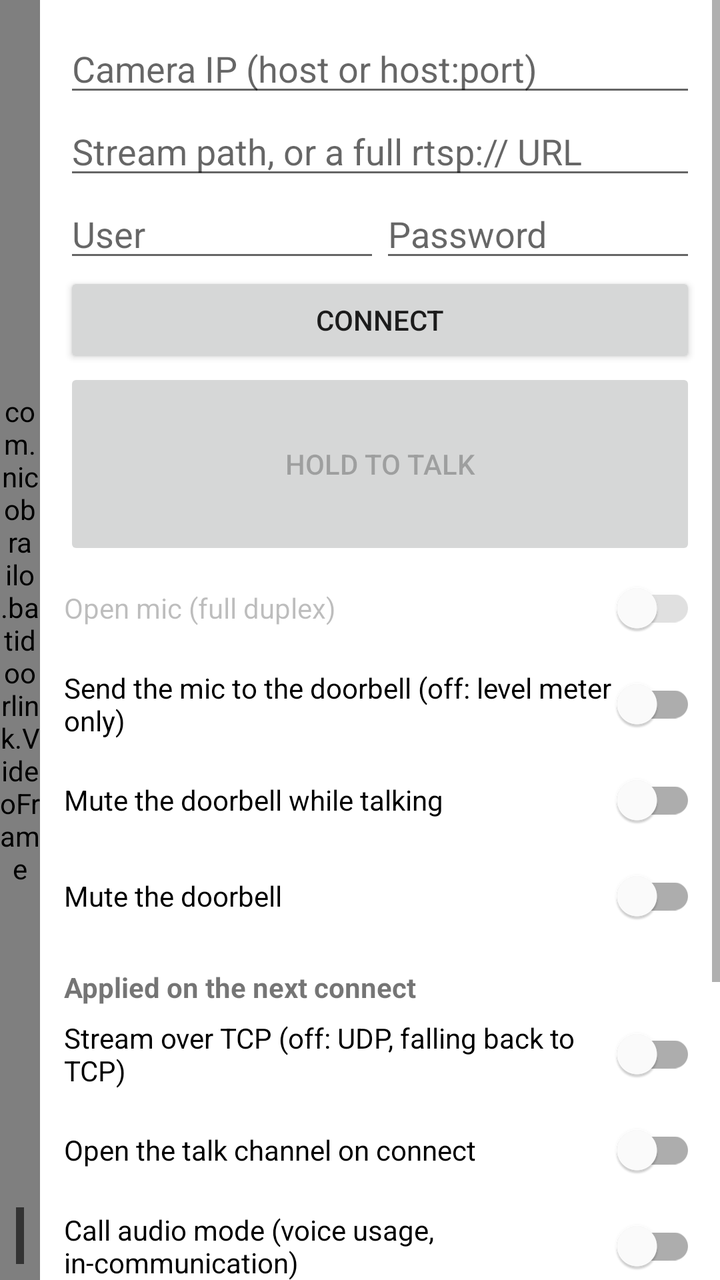
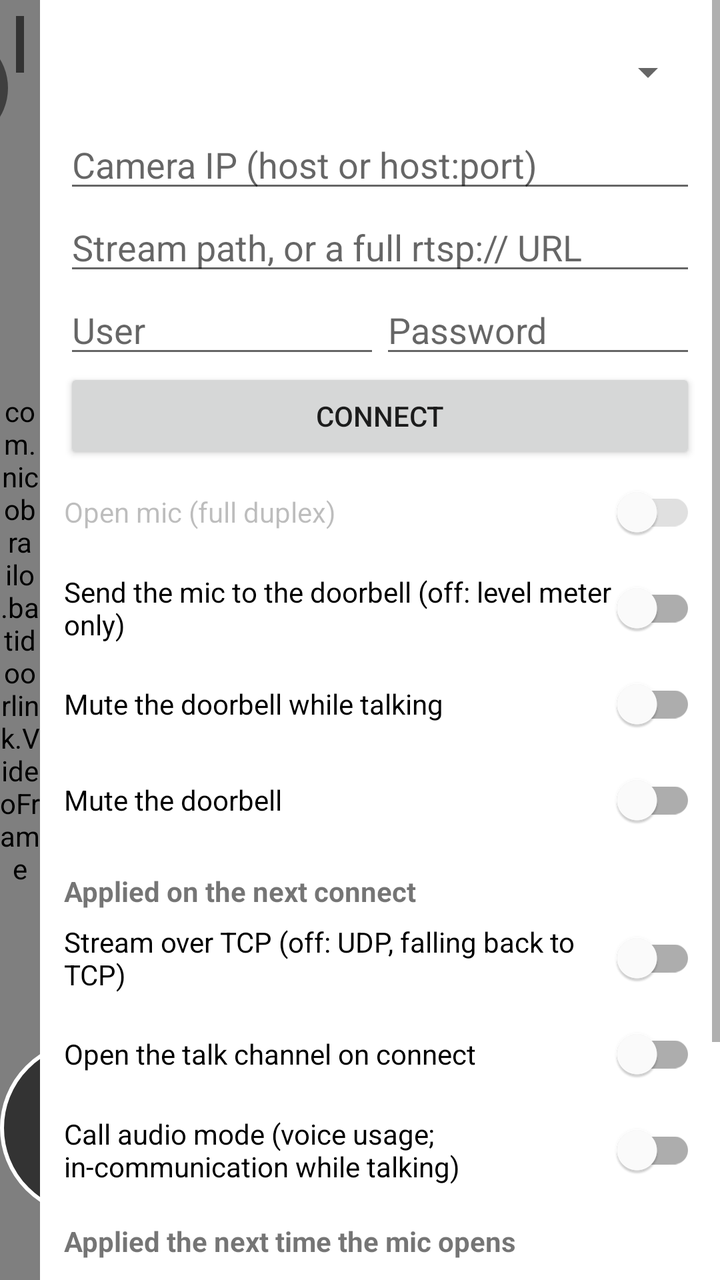

An Android layout rendered at two revisions. The XML below is the earlier revision; the diff shows what the commit changed to produce the second picture.
<!-- AndroidManifest.xml: application theme Theme.BatiDoorLink -->
<!-- res/layout/activity_main.xml -->
<?xml version="1.0" encoding="utf-8"?>
<LinearLayout xmlns:android="http://schemas.android.com/apk/res/android"
    android:layout_width="match_parent"
    android:layout_height="match_parent"
    android:background="#000000"
    android:orientation="horizontal">

    <FrameLayout
        android:layout_width="0dp"
        android:layout_height="match_parent"
        android:layout_weight="1">

        <com.nicobrailo.batidoorlink.VideoFrame
            android:id="@+id/video_frame"
            android:layout_width="match_parent"
            android:layout_height="match_parent">

            <SurfaceView
                android:id="@+id/video"
                android:layout_width="match_parent"
                android:layout_height="match_parent" />
        </com.nicobrailo.batidoorlink.VideoFrame>

        <TextView
            android:id="@+id/status"
            android:layout_width="wrap_content"
            android:layout_height="wrap_content"
            android:layout_gravity="bottom|start"
            android:layout_margin="8dp"
            android:background="#99000000"
            android:fontFamily="monospace"
            android:padding="6dp"
            android:textColor="#FFFFFF"
            android:textSize="12sp" />
    </FrameLayout>

    <ScrollView
        android:layout_width="340dp"
        android:layout_height="match_parent"
        android:background="?android:attr/colorBackground">

        <LinearLayout
            android:layout_width="match_parent"
            android:layout_height="wrap_content"
            android:orientation="vertical"
            android:padding="12dp">

            <EditText
                android:id="@+id/host"
                android:layout_width="match_parent"
                android:layout_height="wrap_content"
                android:hint="Camera IP (host or host:port)"
                android:importantForAutofill="no"
                android:inputType="textUri" />

            <EditText
                android:id="@+id/stream"
                android:layout_width="match_parent"
                android:layout_height="wrap_content"
                android:hint="Stream path, or a full rtsp:// URL"
                android:importantForAutofill="no"
                android:inputType="textUri" />

            <LinearLayout
                android:layout_width="match_parent"
                android:layout_height="wrap_content"
                android:orientation="horizontal">

                <EditText
                    android:id="@+id/user"
                    android:layout_width="0dp"
                    android:layout_height="wrap_content"
                    android:layout_weight="1"
                    android:hint="User"
                    android:importantForAutofill="no"
                    android:inputType="text" />

                <EditText
                    android:id="@+id/password"
                    android:layout_width="0dp"
                    android:layout_height="wrap_content"
                    android:layout_weight="1"
                    android:hint="Password"
                    android:importantForAutofill="no"
                    android:inputType="textPassword" />
            </LinearLayout>

            <Button
                android:id="@+id/connect"
                android:layout_width="match_parent"
                android:layout_height="wrap_content"
                android:text="Connect" />

            <Button
                android:id="@+id/hold_to_talk"
                android:layout_width="match_parent"
                android:layout_height="96dp"
                android:enabled="false"
                android:text="Hold to talk" />

            <com.google.android.material.switchmaterial.SwitchMaterial
                android:id="@+id/open_mic"
                android:layout_width="match_parent"
                android:layout_height="wrap_content"
                android:enabled="false"
                android:text="Open mic (full duplex)" />

            <com.google.android.material.switchmaterial.SwitchMaterial
                android:id="@+id/send_mic"
                android:layout_width="match_parent"
                android:layout_height="wrap_content"
                android:text="Send the mic to the doorbell (off: level meter only)" />

            <com.google.android.material.switchmaterial.SwitchMaterial
                android:id="@+id/half_duplex"
                android:layout_width="match_parent"
                android:layout_height="wrap_content"
                android:text="Mute the doorbell while talking" />

            <com.google.android.material.switchmaterial.SwitchMaterial
                android:id="@+id/mute_doorbell"
                android:layout_width="match_parent"
                android:layout_height="wrap_content"
                android:text="Mute the doorbell" />

            <TextView
                android:layout_width="match_parent"
                android:layout_height="wrap_content"
                android:layout_marginTop="12dp"
                android:text="Applied on the next connect"
                android:textStyle="bold" />

            <com.google.android.material.switchmaterial.SwitchMaterial
                android:id="@+id/use_tcp"
                android:layout_width="match_parent"
                android:layout_height="wrap_content"
                android:text="Stream over TCP (off: UDP, falling back to TCP)" />

            <com.google.android.material.switchmaterial.SwitchMaterial
                android:id="@+id/talk_on_connect"
                android:layout_width="match_parent"
                android:layout_height="wrap_content"
                android:text="Open the talk channel on connect" />

            <com.google.android.material.switchmaterial.SwitchMaterial
                android:id="@+id/comm_mode"
                android:layout_width="match_parent"
                android:layout_height="wrap_content"
                android:text="Call audio mode (voice usage, in-communication)" />

            <TextView
                android:layout_width="match_parent"
                android:layout_height="wrap_content"
                android:layout_marginTop="12dp"
                android:text="Applied the next time the mic opens"
                android:textStyle="bold" />

            <com.google.android.material.switchmaterial.SwitchMaterial
                android:id="@+id/voice_source"
                android:layout_width="match_parent"
                android:layout_height="wrap_content"
                android:text="Mic: voice communication source" />

            <com.google.android.material.switchmaterial.SwitchMaterial
                android:id="@+id/aec"
                android:layout_width="match_parent"
                android:layout_height="wrap_content"
                android:text="Echo canceller (if the device has one)" />

            <com.google.android.material.switchmaterial.SwitchMaterial
                android:id="@+id/ns"
                android:layout_width="match_parent"
                android:layout_height="wrap_content"
                android:text="Noise suppressor (if the device has one)" />
        </LinearLayout>
    </ScrollView>
</LinearLayout>
<!-- resources referenced by this layout -->
<resources>
  <style name="Theme.BatiDoorLink" parent="Theme.MaterialComponents.DayNight.NoActionBar" />
</resources>

<!-- the commit's change to res/layout/activity_main.xml (unified diff, before → after) -->
@@ -21,20 +21,65 @@
                 android:layout_height="match_parent" />
         </com.nicobrailo.batidoorlink.VideoFrame>
 
+        
         <TextView
             android:id="@+id/status"
             android:layout_width="wrap_content"
             android:layout_height="wrap_content"
-            android:layout_gravity="bottom|start"
+            android:layout_gravity="top|start"
             android:layout_margin="8dp"
             android:background="#99000000"
             android:fontFamily="monospace"
             android:padding="6dp"
             android:textColor="#FFFFFF"
             android:textSize="12sp" />
+
+        <ImageButton
+            android:id="@+id/toggle_panel"
+            android:layout_width="56dp"
+            android:layout_height="56dp"
+            android:layout_gravity="top|end"
+            android:layout_margin="16dp"
+            android:background="@drawable/overlay_button_background"
+            android:contentDescription="Settings"
+            android:padding="14dp"
+            android:scaleType="fitCenter"
+            android:src="@drawable/ic_settings" />
+
+        
+        <LinearLayout
+            android:id="@+id/call_buttons"
+            android:layout_width="wrap_content"
+            android:layout_height="wrap_content"
+            android:layout_gravity="bottom|center_horizontal"
+            android:layout_marginBottom="32dp"
+            android:orientation="horizontal">
+
+            <ImageButton
+                android:id="@+id/talk"
+                android:layout_width="88dp"
+                android:layout_height="88dp"
+                android:layout_marginEnd="96dp"
+                android:background="@drawable/talk_background"
+                android:contentDescription="Hold to talk"
+                android:padding="22dp"
+                android:scaleType="fitCenter"
+                android:src="@drawable/ic_mic" />
+
+            <ImageButton
+                android:id="@+id/hang_up"
+                android:layout_width="88dp"
+                android:layout_height="88dp"
+                android:background="@drawable/hang_up_background"
+                android:contentDescription="Hang up"
+                android:padding="20dp"
+                android:scaleType="fitCenter"
+                android:src="@drawable/ic_call_end" />
+        </LinearLayout>
     </FrameLayout>
 
     <ScrollView
+        android:id="@+id/panel"
         android:layout_width="340dp"
         android:layout_height="match_parent"
         android:background="?android:attr/colorBackground">
@@ -44,6 +89,12 @@
             android:layout_height="wrap_content"
             android:orientation="vertical"
             android:padding="12dp">
+
+            <Spinner
+                android:id="@+id/history"
+                android:layout_width="match_parent"
+                android:layout_height="wrap_content"
+                android:minHeight="48dp" />
 
             <EditText
                 android:id="@+id/host"
@@ -91,13 +142,6 @@
                 android:layout_height="wrap_content"
                 android:text="Connect" />
 
-            <Button
-                android:id="@+id/hold_to_talk"
-                android:layout_width="match_parent"
-                android:layout_height="96dp"
-                android:enabled="false"
-                android:text="Hold to talk" />
-
             <com.google.android.material.switchmaterial.SwitchMaterial
                 android:id="@+id/open_mic"
                 android:layout_width="match_parent"
@@ -146,7 +190,7 @@
                 android:id="@+id/comm_mode"
                 android:layout_width="match_parent"
                 android:layout_height="wrap_content"
-                android:text="Call audio mode (voice usage, in-communication)" />
+                android:text="Call audio mode (voice usage; in-communication while talking)" />
 
             <TextView
                 android:layout_width="match_parent"
<!-- resource entries referenced after the edit -->
@@ -1,5 +1,65 @@
 <!-- resources referenced by this layout -->
 <resources>
+  <!-- drawable hang_up_background (drawable) -->
+  <?xml version="1.0" encoding="utf-8"?>
+  <shape xmlns:android="http://schemas.android.com/apk/res/android"
+      android:shape="oval">
+      <solid android:color="#E53935" />
+  </shape>
+  <!-- drawable ic_call_end (drawable) -->
+  <?xml version="1.0" encoding="utf-8"?>
+  <vector xmlns:android="http://schemas.android.com/apk/res/android"
+      android:width="24dp"
+      android:height="24dp"
+      android:viewportWidth="24"
+      android:viewportHeight="24">
+      <path
+          android:fillColor="@android:color/white"
+          android:pathData="M12,9c-1.6,0 -3.15,0.25 -4.6,0.72v3.1c0,0.39 -0.23,0.74 -0.56,0.9 -0.98,0.49 -1.87,1.12 -2.66,1.85 -0.18,0.18 -0.43,0.28 -0.7,0.28 -0.28,0 -0.53,-0.11 -0.71,-0.29L0.29,13.08c-0.18,-0.17 -0.29,-0.42 -0.29,-0.7 0,-0.28 0.11,-0.53 0.29,-0.71C3.34,8.78 7.46,7 12,7s8.66,1.78 11.71,4.67c0.18,0.18 0.29,0.43 0.29,0.71 0,0.28 -0.11,0.53 -0.29,0.71l-2.48,2.48c-0.18,0.18 -0.43,0.29 -0.71,0.29 -0.27,0 -0.52,-0.11 -0.7,-0.28 -0.79,-0.74 -1.69,-1.36 -2.67,-1.85 -0.33,-0.16 -0.56,-0.5 -0.56,-0.9v-3.1C15.15,9.25 13.6,9 12,9z" />
+  </vector>
+  <!-- drawable ic_mic (drawable) -->
+  <?xml version="1.0" encoding="utf-8"?>
+  <vector xmlns:android="http://schemas.android.com/apk/res/android"
+      android:width="24dp"
+      android:height="24dp"
+      android:viewportWidth="24"
+      android:viewportHeight="24">
+      <path
+          android:fillColor="@android:color/white"
+          android:pathData="M12,14c1.66,0 2.99,-1.34 2.99,-3L15,5c0,-1.66 -1.34,-3 -3,-3S9,3.34 9,5v6c0,1.66 1.34,3 3,3zM17.3,11c0,3 -2.54,5.1 -5.3,5.1S6.7,14 6.7,11L5,11c0,3.41 2.72,6.23 6,6.72L11,21h2v-3.28c3.28,-0.48 6,-3.3 6,-6.72h-1.7z" />
+  </vector>
+  <!-- drawable overlay_button_background (drawable) -->
+  <?xml version="1.0" encoding="utf-8"?>
+  <shape xmlns:android="http://schemas.android.com/apk/res/android"
+      android:shape="oval">
+      <solid android:color="#80000000" />
+  </shape>
+  <!-- drawable talk_background (drawable) -->
+  <?xml version="1.0" encoding="utf-8"?>
+  <selector xmlns:android="http://schemas.android.com/apk/res/android">
+      <item android:state_enabled="false">
+          <shape android:shape="oval">
+              <solid android:color="#66000000" />
+              <stroke android:width="2dp" android:color="#55FFFFFF" />
+          </shape>
+      </item>
+      <item android:state_pressed="true">
+          <shape android:shape="oval">
+              <solid android:color="#43A047" />
+          </shape>
+      </item>
+      <item android:state_activated="true">
+          <shape android:shape="oval">
+              <solid android:color="#43A047" />
+          </shape>
+      </item>
+      <item>
+          <shape android:shape="oval">
+              <solid android:color="#99000000" />
+              <stroke android:width="2dp" android:color="#FFFFFF" />
+          </shape>
+      </item>
+  </selector>
   <style name="Theme.BatiDoorLink" parent="Theme.MaterialComponents.DayNight.NoActionBar" />
 </resources>
 
